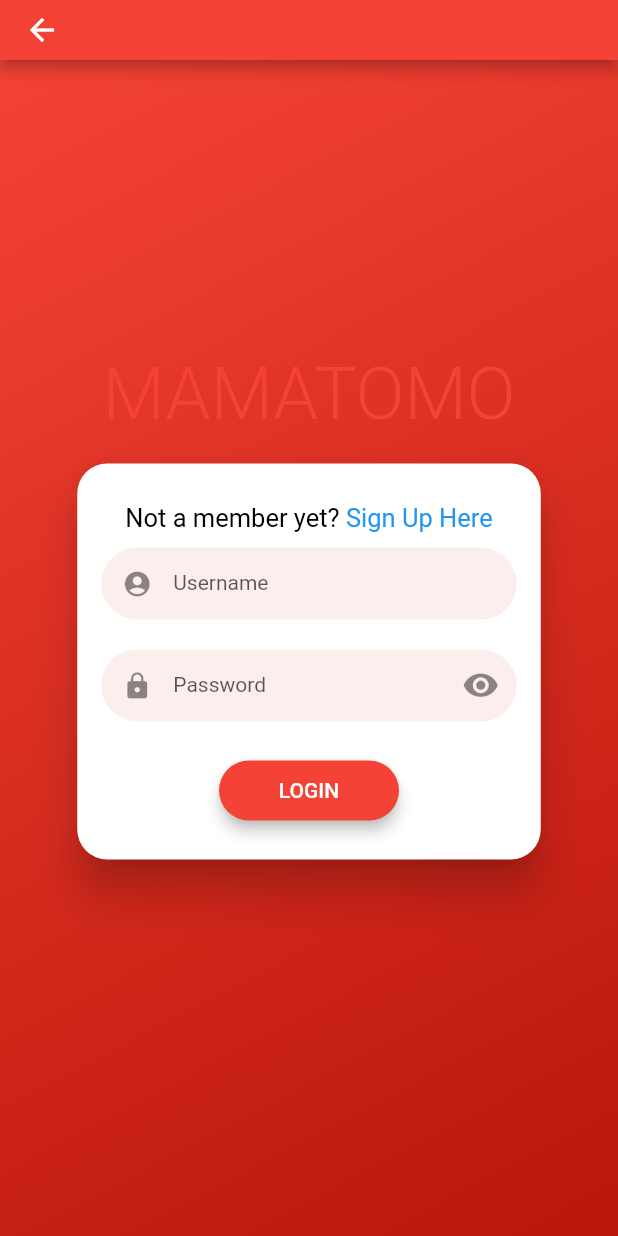
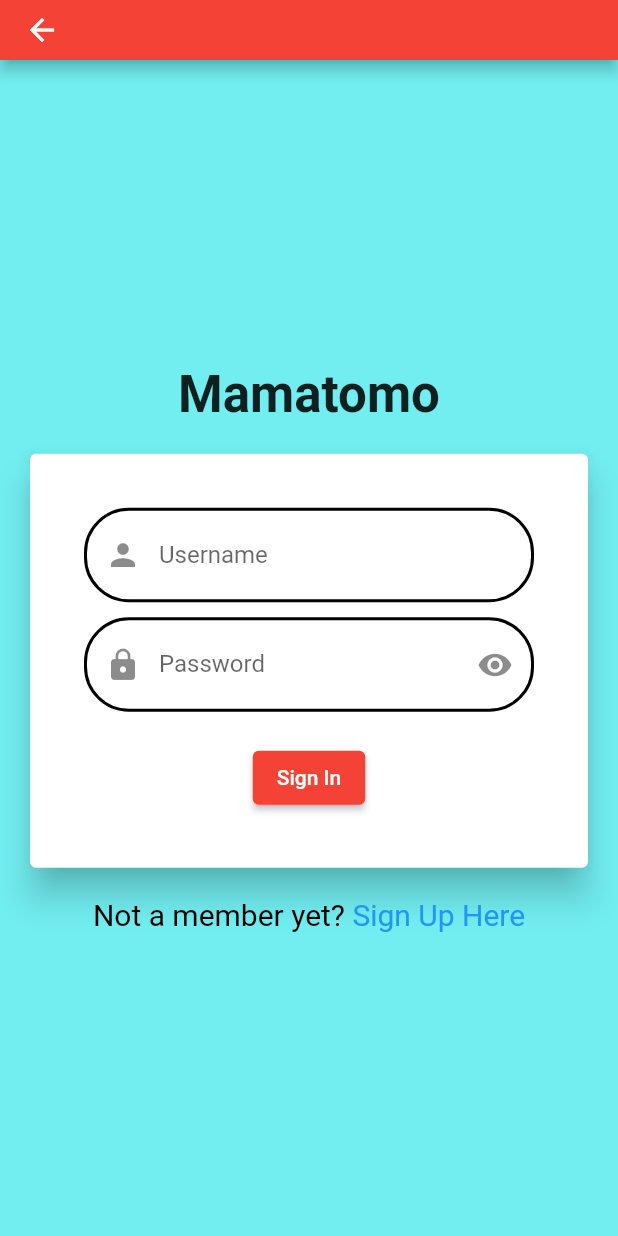
Before and after one commit to TranThiLanAnhRikai/mamatomo, a Flutter app: the Signin screen opened directly, on a phone screen of 412 x 824 dp. Run offline on Flutter 3.47's test engine with Material 2 defaults, Android fonts, the light colour scheme and no system bars; drawn by our look-alikes of flutter_login; our stand-ins replace firebase_core, font_awesome_flutter, geolocator, image_picker, numberpicker; accounts and stored records are empty.

Commit message:
Register Screen and Login Screen

```diff
--- a/lib/constants/color.dart
+++ b/lib/constants/color.dart
@@ -2,6 +2,6 @@ import 'package:flutter/material.dart';
 
 class AppColors {
   static const Color appBarColor = Color(0xFFC7A0C1);
-  static const Color secondaryColor = Color(0xFF789ABC);
+  static const Color secondaryColor = Color(0xFF72EEF1);
   static const Color accentColor = Color(0xFFDEF123);
 }
--- a/lib/main.dart
+++ b/lib/main.dart
@@ -1,6 +1,7 @@
 import 'package:flutter/material.dart';
 import 'package:mamatomo/screens/splash.dart';
 import 'package:mamatomo/screens/momprofile.dart';
+import 'package:mamatomo/screens/signin.dart';
 
 void main() {
   runApp(MyApp());
@@ -16,7 +17,7 @@ class MyApp extends StatelessWidget {
         primarySwatch: Colors.red,
         visualDensity: VisualDensity.adaptivePlatformDensity,
       ),
-      home: MomProfilePage(),
+      home: Signin(),
     );
   }
 }
--- a/lib/screens/momprofile.dart
+++ b/lib/screens/momprofile.dart
@@ -11,6 +11,7 @@ import 'package:http/http.dart' as http;
 import 'dart:convert';
 import 'package:mamatomo/hobby.dart';
 import 'dart:typed_data';
+import 'package:mamatomo/constants/color.dart';
 import 'package:mamatomo/constants/color.dart';
 
 
@@ -175,7 +176,7 @@ class _MomProfilePageState extends State<MomProfilePage> {
     return Scaffold(
       appBar: AppBar(
         backgroundColor: AppColors.appBarColor,
-        title: Text("Mom's Profile", style: TextStyle(color: Colors.black),),
+        title: Text("Mom Profile", style: TextStyle(color: Colors.black),),
       ),
       body: SingleChildScrollView(
         child: Padding(
--- a/lib/screens/signin.dart
+++ b/lib/screens/signin.dart
@@ -5,62 +5,78 @@ import 'package:font_awesome_flutter/font_awesome_flutter.dart';
 import 'package:mamatomo/screens/connect.dart';
 import 'package:mamatomo/screens/momprofile.dart';
 import 'package:flutter/src/widgets/basic.dart';
+import 'package:mamatomo/constants/color.dart';
+import 'package:http/http.dart' as http;
+import 'dart:convert';
 
-const users = {
-  'dribbble@gmail.com': '12345',
-  '1@gmail.com': '123',
-};
 
-class Signin extends StatelessWidget {
-  Duration get loginTime => Duration(milliseconds: 2250);
+class Signin extends StatefulWidget {
+  @override
+  _SigninState createState() => _SigninState();
+}
 
-  Future<String?> _authUser(LoginData data) {
-    debugPrint('Name: ${data.name}, Password: ${data.password}');
-    return Future.delayed(loginTime).then((_) {
-      if (!users.containsKey(data.name)) {
-        return 'User does not exist';
-      }
-      if (users[data.name] != data.password) {
-        return 'Wrong password. Try again.';
-      }
-      return null;
+class _SigninState extends State<Signin> {
+  final GlobalKey<FormState> _formKey = GlobalKey<FormState>();
+  final TextEditingController _usernameController = TextEditingController();
+  final TextEditingController _passwordController = TextEditingController();
+
+  bool _isLoading = false;
+  String? _errorMessage;
+  bool _obscurePassword = true;
+  @override
+  void dispose() {
+    _usernameController.dispose();
+    _passwordController.dispose();
+    super.dispose();
+  }
+
+  @override
+  void initState() {
+    super.initState();
+    _usernameController.addListener(_clearErrorMessage);
+    _passwordController.addListener(_clearErrorMessage);
+  }
+
+  void _clearErrorMessage() {
+    setState(() {
+      _errorMessage = null;
     });
   }
 
-  void _navigateToMomProfile(BuildContext context) {
-    Navigator.of(context).pushReplacement(
-      MaterialPageRoute(
-        builder: (context) => MomProfileApp(),
-      ),
-    );
+  Future<void> _login(String username) async {
+
+    if (_usernameController.text.isEmpty || _passwordController.text.isEmpty) {
+      _clearErrorMessage();
+      return;
+    }
+    final response = await http.get(Uri.parse('http://localhost:8000/get_user?username=$username'));
+
+    if (response.statusCode == 200) {
+      final Map<String, dynamic> responseBody = jsonDecode(response.body);
+      final String storedPassword = responseBody['pw'] as String;
+      // Compare the password
+      if (_passwordController.text == storedPassword) {
+        Navigator.push(
+          context,
+          MaterialPageRoute(builder: (context) => MomProfilePage()),
+        );
+      } else {
+        _errorMessage = "Wrong password";
+        debugPrint(_errorMessage);
+      }
+      // Proceed with the remaining logic (e.g., navigation)
+    } else {
+      _errorMessage = "No user found";
+    }
+    setState(() {});
   }
 
 
-  Future<String?> _signupUser(BuildContext context, SignupData data) {
-    debugPrint('Signup Name: ${data.name}, Password: ${data.password}');
-    return Future.delayed(loginTime).then((_) {
-      Navigator.of(context).pushReplacement(
-        MaterialPageRoute(
-          builder: (context) => MomProfileApp(),
-        ),
-      );
-      return null;
-    });
-  }
-
-  Future<String?> _recoverPassword(String name) {
-    debugPrint('Name: $name');
-    return Future.delayed(loginTime).then((_) {
-      if (!users.containsKey(name)) {
-        return 'User does not exist';
-      }
-      return null;
-    });
-  }
 
   @override
   Widget build(BuildContext context) {
     return Scaffold(
+      backgroundColor: AppColors.secondaryColor,
       appBar: AppBar(
         toolbarHeight: 40,
         leading: IconButton(
@@ -70,9 +86,113 @@ class Signin extends StatelessWidget {
           },
         ),
       ),
-      body: FlutterLogin(
-        headerWidget: Column(
+      body: Center(
+        child: Column(
+          mainAxisAlignment: MainAxisAlignment.center,
           children: [
+            Text(
+              'Mamatomo',
+              style: TextStyle(
+                fontSize: 34,
+                fontWeight: FontWeight.bold,
+              ),
+            ),
+            Card(
+              elevation: 10,
+              margin: EdgeInsets.all(20),
+              child: Container(
+                decoration: BoxDecoration(
+                  borderRadius: BorderRadius.circular(30),
+                ),
+                child: Padding(
+                  padding: EdgeInsets.all(36),
+                  child: Form(
+                    key: _formKey,
+                    child: Column(
+                      children: [
+                        // Username field with icon
+                        Container(
+                          decoration: BoxDecoration(
+                            borderRadius: BorderRadius.circular(30),
+                            border: Border.all(
+                              color: Colors.black,
+                              width: 2,
+                            ),
+                          ),
+                          child: TextFormField(
+                            controller: _usernameController,
+                            decoration: InputDecoration(
+                              labelText: 'Username',
+                              prefixIcon: Icon(Icons.person),
+                              border: InputBorder.none,
+                            ),
+                            validator: (value) {
+                              if (value!.isEmpty) {
+                                return 'Please enter your username';
+                              }
+                              return null;
+                            },
+                          ),
+                        ),
+                        if (_errorMessage != null)
+                          Padding(
+                            padding: EdgeInsets.only(left: 16, top: 4),
+                            child: Text(
+                              _errorMessage!,
+                              style: TextStyle(
+                                color: Colors.red,
+                                fontSize: 12,
+                              ),
+                            ),
+                          ),
+                        SizedBox(height: 10),
+                        // Password field with obscure icon
+                        Container(
+                          decoration: BoxDecoration(
+                            borderRadius: BorderRadius.circular(30),
+                            border: Border.all(
+                              color: Colors.black,
+                              width: 2,
+                            ),
+                          ),
+                          child: TextFormField(
+                            controller: _passwordController,
+                            obscureText: true,
+                            decoration: InputDecoration(
+                              labelText: 'Password',
+                              prefixIcon: Icon(Icons.lock),
+                              suffixIcon: IconButton(
+                                icon: Icon(Icons.visibility),
+                                onPressed: () {
+                                  setState(() {
+                                    _obscurePassword = !_obscurePassword;
+                                  });
+                                },
+                              ),
+                              border: InputBorder.none,
+                            ),
+                            validator: (value) {
+                              if (value!.isEmpty) {
+                                return 'Please enter your password';
+                              }
+                              return null;
+                            },
+                          ),
+                        ),
+                        SizedBox(height: 20),
+                        // Sign In button
+                        ElevatedButton(
+                          onPressed: () => _login(_usernameController.text),
+
+                          child: Text('Sign In'),
+                        ),
+
+                      ],
+                    ),
+                  ),
+                ),
+              ),
+            ),
             Container(
               alignment: Alignment.center,
               child: Row(
@@ -80,39 +200,24 @@ class Signin extends StatelessWidget {
                 children: [
                   Text(
                     'Not a member yet? ',
-                    style: TextStyle(color: Colors.black, fontSize: 17),
+                    style: TextStyle(color: Colors.black, fontSize: 20),
                   ),
                   InkWell(
-                    onTap: () => _navigateToMomProfile(context),
+                    onTap: () {
+                      // Navigate to Sign Up screen
+                    },
                     child: Text(
                       'Sign Up Here',
                       style: TextStyle(
                         color: Colors.blue,
-                        fontSize: 17,
+                        fontSize: 20,
                       ),
                     ),
                   ),
                 ],
               ),
             ),
-            SizedBox(height: 10),
           ],
-        ),
-        title: 'MAMATOMO',
-        onLogin: _authUser,
-        userType: LoginUserType.name,
-        //onSignup: (data) => _signupUser(context, data),
-        hideForgotPasswordButton: true,
-        onSubmitAnimationCompleted: () {
-          Navigator.of(context).pushReplacement(
-            MaterialPageRoute(
-              builder: (context) => UserListPage(),
-            ),
-          );
-        },
-        onRecoverPassword: _recoverPassword,
-        messages: LoginMessages(
-          userHint: 'Username',
         ),
       ),
     );
```
Also changed, not shown: lib/screens/childprofile.dart (+26 -3 lines).
